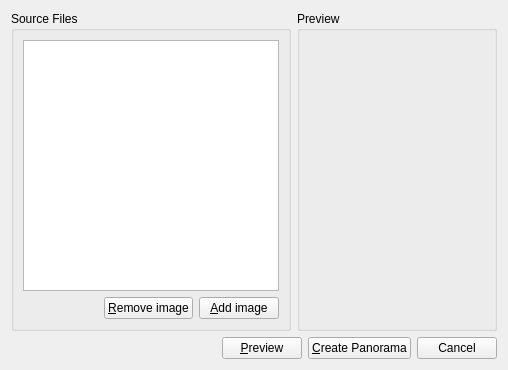
This is krita/plugins/viewplugins/panorama/wdgpanoramacreation.ui in KDE/krita as Qt 5 draws it before an edit. The edited form follows.
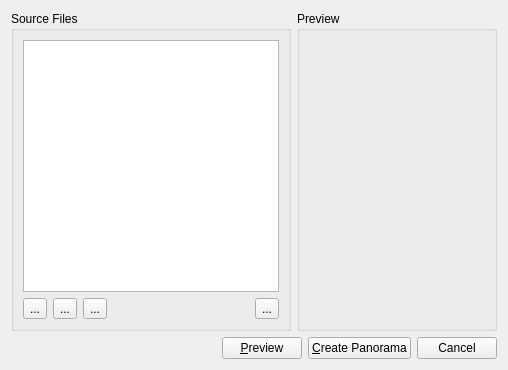
This is the edited form. Custom widgets are drawn as their Qt base class.

Commit message: Add buttons to order the images and make them look like those in the layer dialog. Also add tooltips.

Patch:
```diff
--- a/krita/plugins/viewplugins/panorama/wdgpanoramacreation.ui
+++ b/krita/plugins/viewplugins/panorama/wdgpanoramacreation.ui
@@ -34,21 +34,36 @@
       </item>
       <item row="1" column="0" >
        <layout class="QHBoxLayout" >
-        <property name="spacing" >
-         <number>6</number>
-        </property>
-        <property name="leftMargin" >
-         <number>0</number>
-        </property>
-        <property name="topMargin" >
-         <number>0</number>
-        </property>
-        <property name="rightMargin" >
-         <number>0</number>
-        </property>
-        <property name="bottomMargin" >
-         <number>0</number>
-        </property>
+        <item>
+         <widget class="QToolButton" name="bnAdd" >
+          <property name="toolTip" >
+           <string>Add one or more images to the panorama</string>
+          </property>
+          <property name="text" >
+           <string>...</string>
+          </property>
+         </widget>
+        </item>
+        <item>
+         <widget class="QToolButton" name="bnDown" >
+          <property name="toolTip" >
+           <string>Move an image down (that is, to the right)</string>
+          </property>
+          <property name="text" >
+           <string>...</string>
+          </property>
+         </widget>
+        </item>
+        <item>
+         <widget class="QToolButton" name="bnUp" >
+          <property name="toolTip" >
+           <string>Move an image up (that is, left)</string>
+          </property>
+          <property name="text" >
+           <string>...</string>
+          </property>
+         </widget>
+        </item>
         <item>
          <spacer>
           <property name="orientation" >
@@ -63,16 +78,12 @@
          </spacer>
         </item>
         <item>
-         <widget class="QPushButton" name="bnRemove" >
-          <property name="text" >
-           <string>&amp;Remove image</string>
+         <widget class="QToolButton" name="bnRemove" >
+          <property name="toolTip" >
+           <string>Remove an image from the list</string>
           </property>
-         </widget>
-        </item>
-        <item>
-         <widget class="QPushButton" name="pushButtonAddImages" >
           <property name="text" >
-           <string>&amp;Add image</string>
+           <string>...</string>
           </property>
          </widget>
         </item>
```
Left out of the diff: 10 changed lines with no effect on the pictures. The commit also changes 2 other files.
